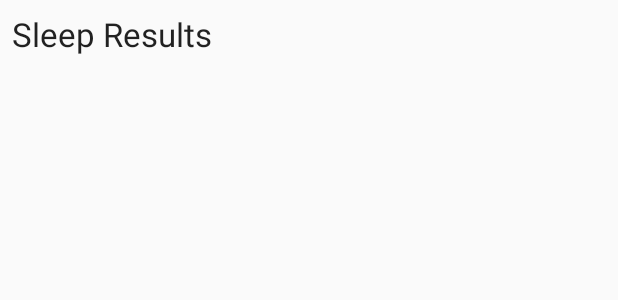
After one commit to CodeLabsKotlin/TrackMySleep_Headers, an Android app: the layout header.xml on its own in the app's theme, with its tools: preview values and no code run, on a phone screen of 412 x 824 dp. The commit adds this screen. Shown: the top 300 px of the screen. Run offline under Robolectric (Android 15) with nearby library versions, the phone set to English and light mode, and no system bars; Roboto replaces fonts that are not available here.

Commit message:
creamos una ViewHolder para el Header

```diff
--- /dev/null
+++ b/app/src/main/res/layout/header.xml
@@ -0,0 +1,8 @@
+<?xml version="1.0" encoding="utf-8"?>
+<TextView xmlns:android="http://schemas.android.com/apk/res/android"
+    android:id="@+id/text"
+    android:layout_width="match_parent"
+    android:layout_height="wrap_content"
+    android:textAppearance="?android:attr/textAppearanceLarge"
+    android:text="Sleep Results"
+    android:padding="8dp" />
```
Also changed, not shown: app/src/main/java/com/example/android/trackmysleepquality/sleeptracker/SleepNightAdapter.kt (+12 -0 lines).
